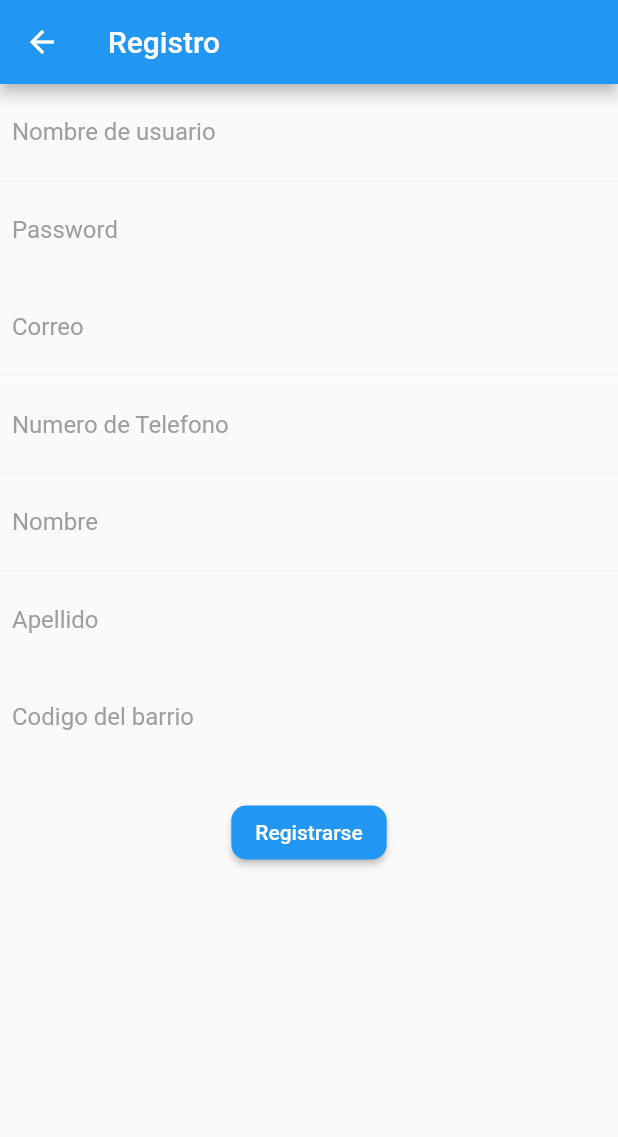
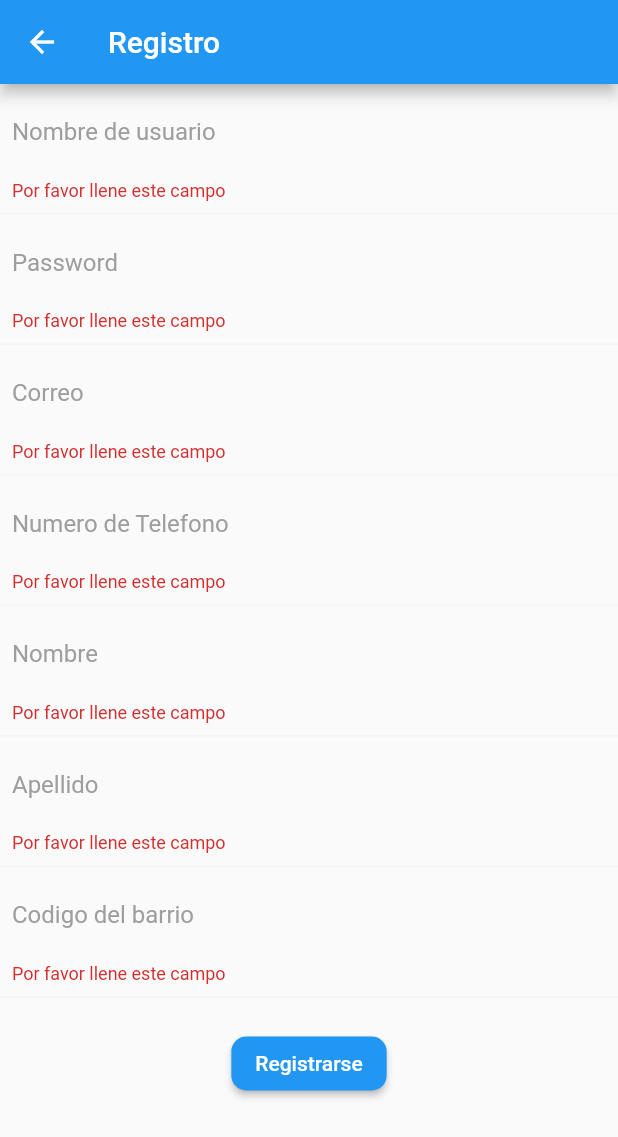
Before and after one commit to Josedav9/Flutter-Parking, a Flutter app: the RegisterPage screen opened by its route, after a tap on "Registrarse", on a phone screen of 412 x 824 dp. Shown: the top 1137 px of the screen. Run offline on Flutter 3.47's test engine with Material 2 defaults, Android fonts, the phone set to English and light mode, and no system bars.

Commit message:
Polishing register

```diff
--- a/lib/models/User.dart
+++ b/lib/models/User.dart
@@ -1,59 +1,69 @@
-
-
 import 'package:parking/models/Neighborhood.dart';
 
 class User {
   List<String> roles;
+  int points;
   String id;
   String username;
   String email;
-  bool enabled;
   String phone;
   String firstName;
   String neighborhoodcode;
-  String points;
   String lastName;
+  bool enabled;
   Neighborhood neighborhood;
+  DateTime createdAt;
+  DateTime updatedAt;
+  int v;
 
   User({
     this.roles,
+    this.points,
     this.id,
     this.username,
     this.email,
-    this.enabled,
     this.phone,
     this.firstName,
     this.neighborhoodcode,
-    this.points,
     this.lastName,
+    this.enabled,
     this.neighborhood,
+    this.createdAt,
+    this.updatedAt,
+    this.v,
   });
 
   factory User.fromJson(Map<String, dynamic> json) => User(
         roles: List<String>.from(json["roles"].map((x) => x)),
+        points: json["points"],
         id: json["_id"],
         username: json["username"],
         email: json["email"],
-        enabled: json["enabled"],
         phone: json["phone"],
         firstName: json["firstName"],
         neighborhoodcode: json["neighborhoodcode"],
-        points: json["points"],
         lastName: json["lastName"],
+        enabled: json["enabled"],
         neighborhood: Neighborhood.fromJson(json["neighborhood"]),
+        createdAt: DateTime.parse(json["createdAt"]),
+        updatedAt: DateTime.parse(json["updatedAt"]),
+        v: json["__v"],
       );
 
   Map<String, dynamic> toJson() => {
         "roles": List<dynamic>.from(roles.map((x) => x)),
+        "points": points,
         "_id": id,
         "username": username,
         "email": email,
-        "enabled": enabled,
         "phone": phone,
         "firstName": firstName,
         "neighborhoodcode": neighborhoodcode,
-        "points": points,
         "lastName": lastName,
+        "enabled": enabled,
         "neighborhood": neighborhood.toJson(),
+        "createdAt": createdAt.toIso8601String(),
+        "updatedAt": updatedAt.toIso8601String(),
+        "__v": v,
       };
 }
--- a/lib/pages/home.dart
+++ b/lib/pages/home.dart
@@ -18,8 +18,8 @@ class HomePage extends StatelessWidget {
     String userPassword = _userPassword.text;
     var body = {'username': userName, 'password': userPassword};
     try {
-      var response = await http.post(url, body: body);
-      if(response.statusCode > 399){
+      var response = await http.post(url, body: jsonEncode(body), headers: {"Content-Type": "application/json"});
+      if(response.statusCode >= 400){
         throw new ErrorDescription(response.body);
       }else{
         // TODO: Add the user token to persist inside the provider
--- a/lib/pages/register.dart
+++ b/lib/pages/register.dart
@@ -1,8 +1,62 @@
 import 'package:flutter/material.dart';
 import 'package:flutter/services.dart';
 
+import 'dart:convert';
+import 'package:http/http.dart' as http;
+
+import 'package:parking/contants.dart';
+
 class RegisterPage extends StatelessWidget {
-  void _submitForm() {}
+  final _userName = TextEditingController();
+  final _password = TextEditingController();
+  final _email = TextEditingController();
+  final _phoneNumber = TextEditingController();
+  final _name = TextEditingController();
+  final _lastName = TextEditingController();
+  final _code = TextEditingController();
+  final _blockNumber = TextEditingController();
+  final _formKey = GlobalKey<FormState>();
+
+  String _simpleValidation(value) {
+    if (value.isEmpty) {
+      return 'Por favor llene este campo';
+    }
+    return null;
+  }
+
+  void _submitForm(BuildContext context) async {
+    if (_formKey.currentState.validate()) {
+      var url = REQUEST_URL + SIGN_UP;
+      var formData = {
+        'roles': ["ROLE_USER_ACCESS"],
+        'username': this._userName.text,
+        'password': this._password.text,
+        'email': this._email.text,
+        'phone': this._phoneNumber.text,
+        'firstName': this._name.text,
+        'neighborhoodcode': this._code.text,
+        'lastName': this._lastName.text,
+        'enabled': true
+      };
+      try {
+        var response = await http.post(url, body: jsonEncode(formData), headers: {"Content-Type": "application/json"});
+        if (response.statusCode >= 400) {
+          throw new ErrorDescription(response.body);
+        } else {
+          this._userName.clear();
+          this._password.clear();
+          this._email.clear();
+          this._phoneNumber.clear();
+          this._name.clear();
+          this._code.clear();
+          this._lastName.clear();
+          Navigator.pop(context);
+        }
+      } catch (e) {
+        print("[Login Error] $e");
+      }
+    }
+  }
 
   @override
   Widget build(BuildContext context) {
@@ -12,6 +66,8 @@ class RegisterPage extends StatelessWidget {
           title: Text('Registro'),
         ),
         body: Container(
+          child: Form(
+            key: _formKey,
             child: Column(
               children: <Widget>[
                 Container(
@@ -19,12 +75,14 @@ class RegisterPage extends StatelessWidget {
                   decoration: BoxDecoration(
                       border:
                           Border(bottom: BorderSide(color: Colors.grey[100]))),
-                child: TextField(
+                  child: TextFormField(
                     decoration: InputDecoration(
                       border: InputBorder.none,
                       hintText: "Nombre de usuario",
                       hintStyle: TextStyle(color: Colors.grey),
                     ),
+                    controller: _userName,
+                    validator: _simpleValidation,
                   ),
                 ),
                 Container(
@@ -32,13 +90,15 @@ class RegisterPage extends StatelessWidget {
                   decoration: BoxDecoration(
                       border:
                           Border(bottom: BorderSide(color: Colors.grey[100]))),
-                child: TextField(
+                  child: TextFormField(
                     decoration: InputDecoration(
                       border: InputBorder.none,
                       hintText: "Password",
                       hintStyle: TextStyle(color: Colors.grey),
                     ),
                     obscureText: true,
+                    controller: _password,
+                    validator: _simpleValidation,
                   ),
                 ),
                 Container(
@@ -46,13 +106,15 @@ class RegisterPage extends StatelessWidget {
                   decoration: BoxDecoration(
                       border:
                           Border(bottom: BorderSide(color: Colors.grey[100]))),
-                child: TextField(
+                  child: TextFormField(
                     decoration: InputDecoration(
                       border: InputBorder.none,
                       hintText: "Correo",
                       hintStyle: TextStyle(color: Colors.grey),
                     ),
                     keyboardType: TextInputType.emailAddress,
+                    controller: _email,
+                    validator: _simpleValidation,
                   ),
                 ),
                 Container(
@@ -60,13 +122,15 @@ class RegisterPage extends StatelessWidget {
                   decoration: BoxDecoration(
                       border:
                           Border(bottom: BorderSide(color: Colors.grey[100]))),
-                child: TextField(
+                  child: TextFormField(
                     decoration: InputDecoration(
                       border: InputBorder.none,
                       hintText: "Numero de Telefono",
                       hintStyle: TextStyle(color: Colors.grey),
                     ),
                     keyboardType: TextInputType.number,
+                    controller: _phoneNumber,
+                    validator: _simpleValidation,
                   ),
                 ),
                 Container(
@@ -74,12 +138,14 @@ class RegisterPage extends StatelessWidget {
                   decoration: BoxDecoration(
                       border:
                           Border(bottom: BorderSide(color: Colors.grey[100]))),
-                child: TextField(
+                  child: TextFormField(
                     decoration: InputDecoration(
                       border: InputBorder.none,
                       hintText: "Nombre",
                       hintStyle: TextStyle(color: Colors.grey),
                     ),
+                    controller: _name,
+                    validator: _simpleValidation,
                   ),
                 ),
                 Container(
@@ -87,12 +153,14 @@ class RegisterPage extends StatelessWidget {
                   decoration: BoxDecoration(
                       border:
                           Border(bottom: BorderSide(color: Colors.grey[100]))),
-                child: TextField(
+                  child: TextFormField(
                     decoration: InputDecoration(
                       border: InputBorder.none,
                       hintText: "Apellido",
                       hintStyle: TextStyle(color: Colors.grey),
                     ),
+                    controller: _lastName,
+                    validator: _simpleValidation,
                   ),
                 ),
                 Container(
@@ -100,19 +168,21 @@ class RegisterPage extends StatelessWidget {
                   decoration: BoxDecoration(
                       border:
                           Border(bottom: BorderSide(color: Colors.grey[100]))),
-                child: TextField(
+                  child: TextFormField(
                     decoration: InputDecoration(
                       border: InputBorder.none,
                       hintText: "Codigo del barrio",
                       hintStyle: TextStyle(color: Colors.grey),
                     ),
+                    controller: _code,
+                    validator: _simpleValidation,
                   ),
                 ),
                 SizedBox(
                   height: 20,
                 ),
                 RaisedButton(
-                onPressed: _submitForm,
+                  onPressed: () => _submitForm(context),
                   child: Text('Registrarse'),
                   color: Colors.blue,
                   textColor: Colors.white,
@@ -122,6 +192,7 @@ class RegisterPage extends StatelessWidget {
                 )
               ],
             ),
+          ),
         ));
   }
 }
```
Lines whose indentation alone changed are shown as unchanged.
